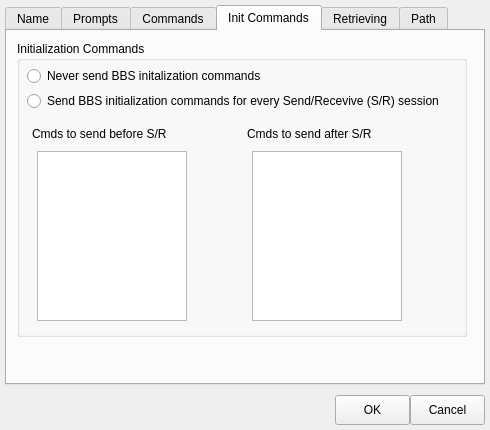
The window that bbsdialog.ui (jimmcguffin/PyOutpost) describes before a commit, drawn with Qt 5.
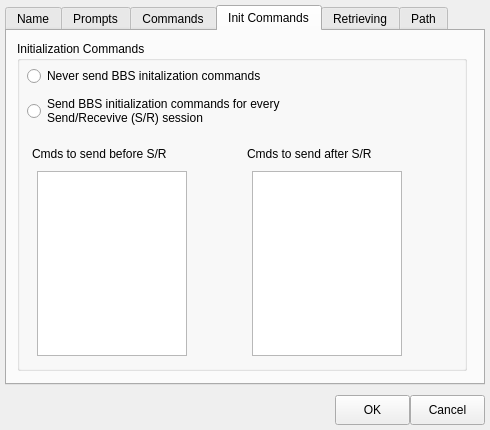
The same window after the commit. The open tabs and pages were chosen to show the change.

Commit message: Adjusting UI to look better in other platorms

Diff of the .ui file:
```diff
--- a/bbsdialog.ui
+++ b/bbsdialog.ui
@@ -427,7 +427,7 @@
        <x>10</x>
        <y>10</y>
        <width>450</width>
-       <height>296</height>
+       <height>330</height>
       </rect>
      </property>
      <property name="title">
@@ -438,7 +438,7 @@
        <rect>
         <x>10</x>
         <y>25</y>
-        <width>450</width>
+        <width>425</width>
         <height>20</height>
        </rect>
       </property>
@@ -451,20 +451,21 @@
        <rect>
         <x>10</x>
         <y>50</y>
-        <width>450</width>
-        <height>20</height>
+        <width>425</width>
+        <height>40</height>
        </rect>
       </property>
       <property name="text">
-       <string>Send BBS initialization commands for every Send/Recevive (S/R) session</string>
+       <string>Send BBS initialization commands for every 
+Send/Recevive (S/R) session</string>
       </property>
      </widget>
      <widget class="QLabel" name="label_18">
       <property name="geometry">
        <rect>
         <x>15</x>
-        <y>85</y>
-        <width>150</width>
+        <y>105</y>
+        <width>175</width>
         <height>16</height>
        </rect>
       </property>
@@ -476,8 +477,8 @@
       <property name="geometry">
        <rect>
         <x>230</x>
-        <y>85</y>
-        <width>150</width>
+        <y>105</y>
+        <width>175</width>
         <height>16</height>
        </rect>
       </property>
@@ -489,9 +490,9 @@
       <property name="geometry">
        <rect>
         <x>20</x>
-        <y>110</y>
+        <y>130</y>
         <width>150</width>
-        <height>170</height>
+        <height>185</height>
        </rect>
       </property>
      </widget>
@@ -499,9 +500,9 @@
       <property name="geometry">
        <rect>
         <x>235</x>
-        <y>110</y>
+        <y>130</y>
         <width>150</width>
-        <height>170</height>
+        <height>185</height>
        </rect>
       </property>
      </widget>
```
Left out of the diff: 10 changed lines with no effect on the pictures. The commit also changes 3 other files.
